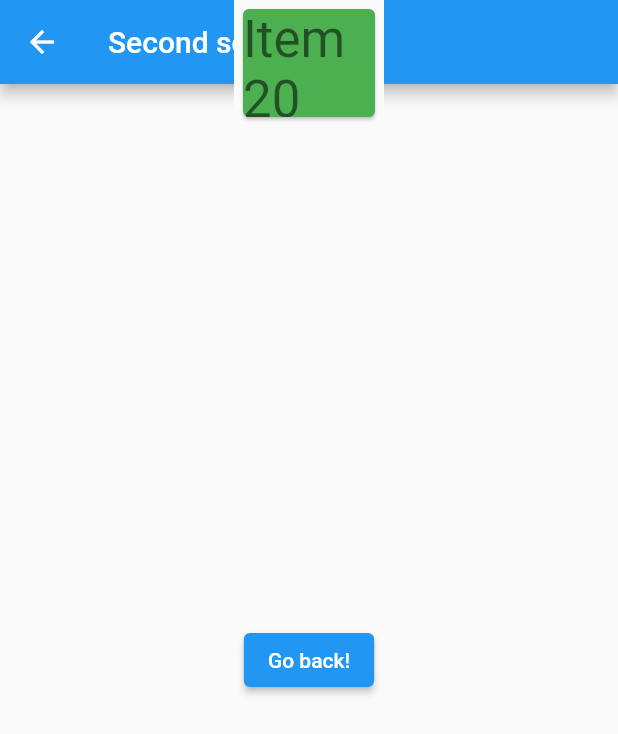
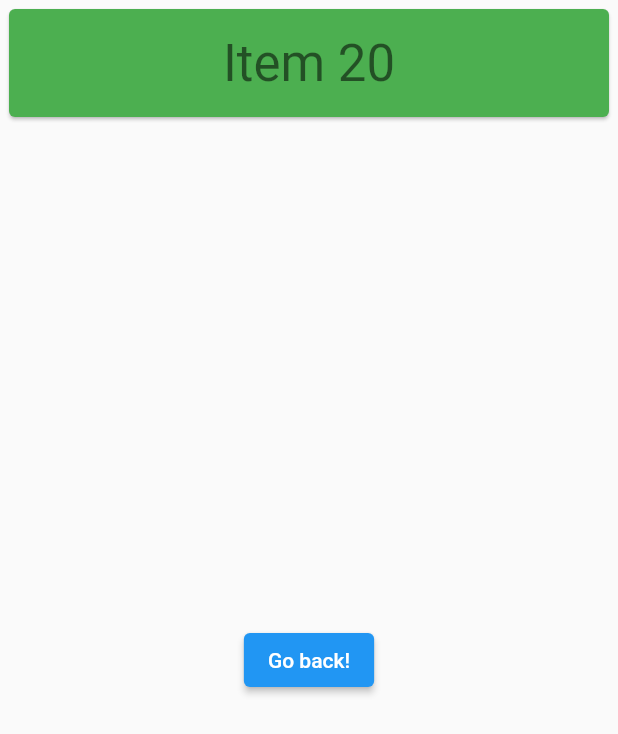
Before and after one commit to bataa07/animated_toast_list, a Flutter app: the screen it shows after launch, after a tap on "Show toast and Navigate", on a phone screen of 412 x 824 dp. Shown: the top 734 px of the screen. Run offline on Flutter 3.47's test engine with Material 2 defaults, Android fonts, the phone set to English and light mode, and no system bars.

Commit message:
width fixed

```diff
--- a/lib/src/toast_list_overlay.dart
+++ b/lib/src/toast_list_overlay.dart
@@ -63,8 +63,6 @@ class ToastListOverlayState<T> extends State<ToastListOverlay<T>> {
             child: Align(
               alignment: widget.position,
               child: Material(
-                child: SizedBox(
-                  width: 100,
                 child: AnimatedList(
                   reverse: widget.reverse,
                   key: _animatedListKey,
@@ -77,7 +75,6 @@ class ToastListOverlayState<T> extends State<ToastListOverlay<T>> {
                     return widget.itemBuilder(
                         context, listItem, index, animation);
                   },
-                  ),
                 ),
               ),
             ),
```
Lines whose indentation alone changed are shown as unchanged.
